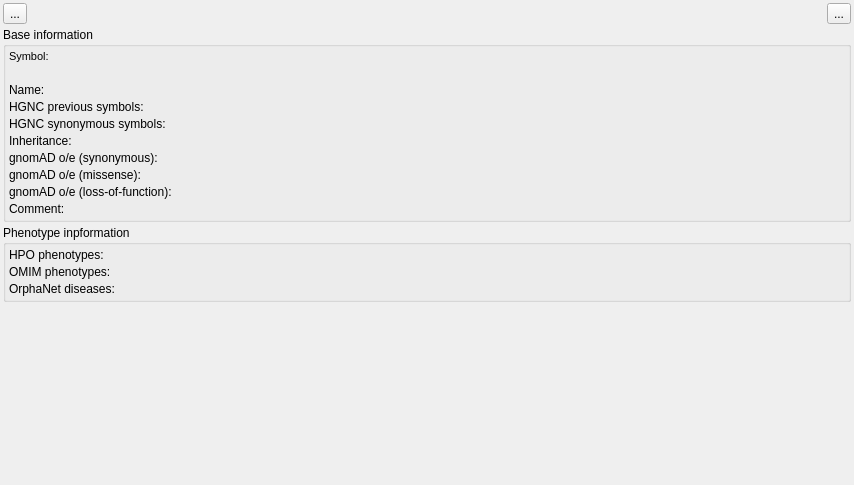
This is src/GSvar/GeneWidget.ui in imgag/ngs-bits as Qt 5 draws it before an edit. The edited form follows.
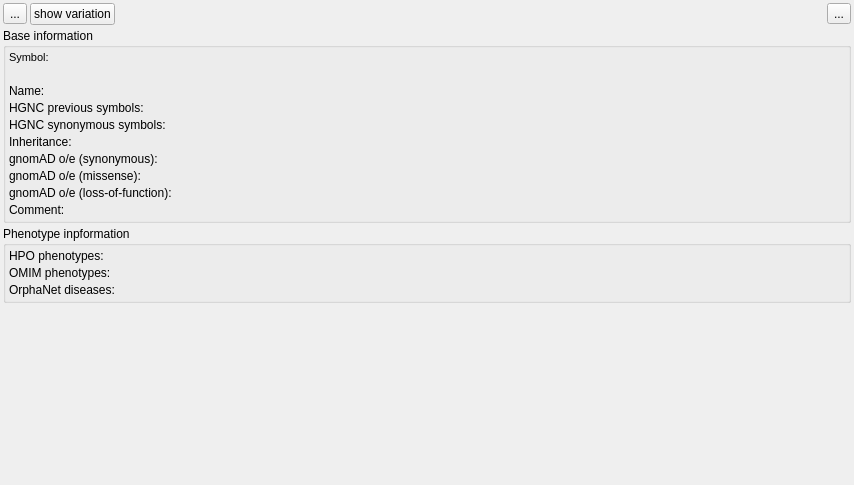
This is the edited form. Icons and pictures are not drawn.

Commit message: GSvar: gene tab not contains link to gene variation dialog.

```diff
--- a/src/GSvar/GeneWidget.ui
+++ b/src/GSvar/GeneWidget.ui
@@ -54,6 +54,13 @@
        </property>
       </widget>
      </item>
+     <item>
+      <widget class="QPushButton" name="variation_btn">
+       <property name="text">
+        <string>show variation</string>
+       </property>
+      </widget>
+     </item>
      <item>
       <spacer name="horizontalSpacer">
        <property name="orientation">
```
The commit also changes 6 other files.
